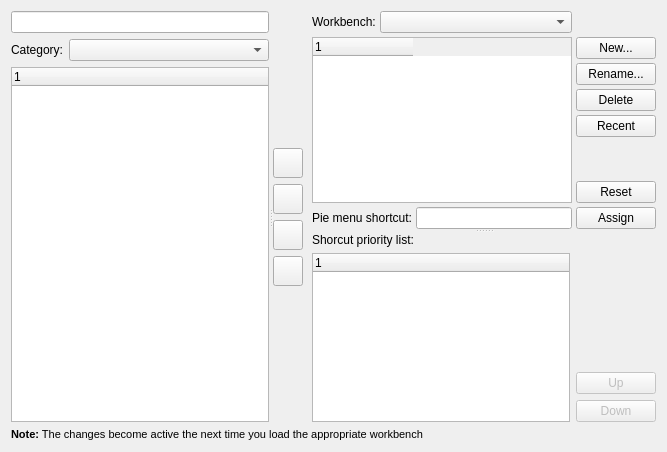
The window that src/Gui/DlgToolbars.ui (ipatch/FreeCAD) describes before a commit, drawn with Qt 5.
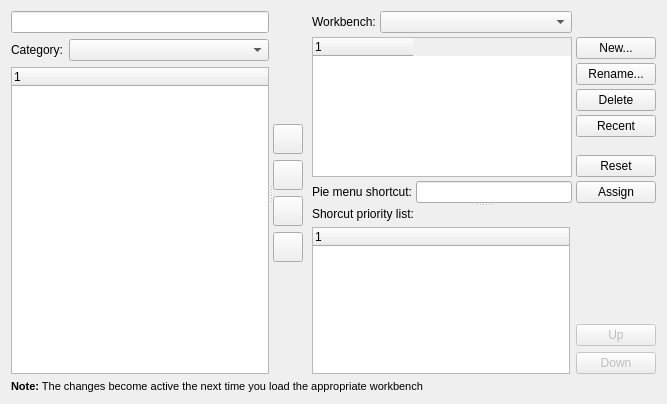
The same window after the commit. Icons and pictures are not drawn. Custom widgets are drawn as their Qt base class.

Commit message:
Gui: remove macro command handling in 'Customize -> Keyboard/Toolbar'
It is now handled by monitoring CommandManager and
ShortcutManager signals in DlgCustomKeyboardImp

Patch:
```diff
--- a/src/Gui/DlgToolbars.ui
+++ b/src/Gui/DlgToolbars.ui
@@ -7,7 +7,7 @@
     <x>0</x>
     <y>0</y>
     <width>667</width>
-    <height>452</height>
+    <height>404</height>
    </rect>
   </property>
   <property name="windowTitle">
@@ -246,7 +246,7 @@
          <property name="orientation">
           <enum>Qt::Vertical</enum>
          </property>
-         <widget class="QWidget" name="">
+         <widget class="QWidget" name="layoutWidget">
           <layout class="QGridLayout" name="gridLayout_2">
            <property name="leftMargin">
             <number>0</number>
```
Left out of the diff: 21 changed lines with no effect on the pictures. The commit also changes 3 other files.
